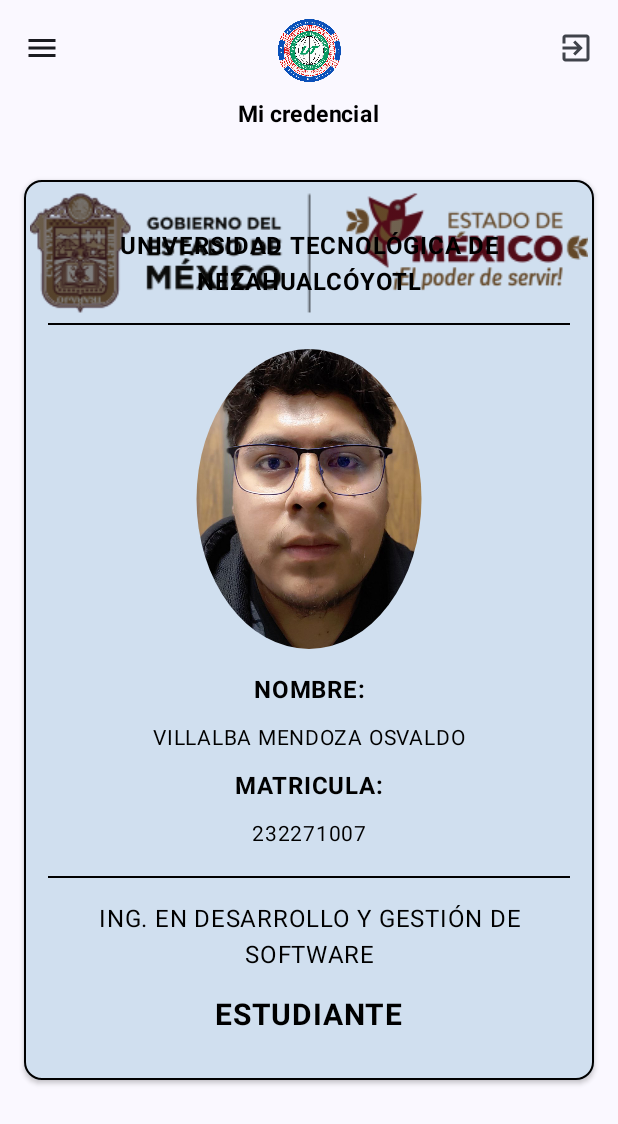
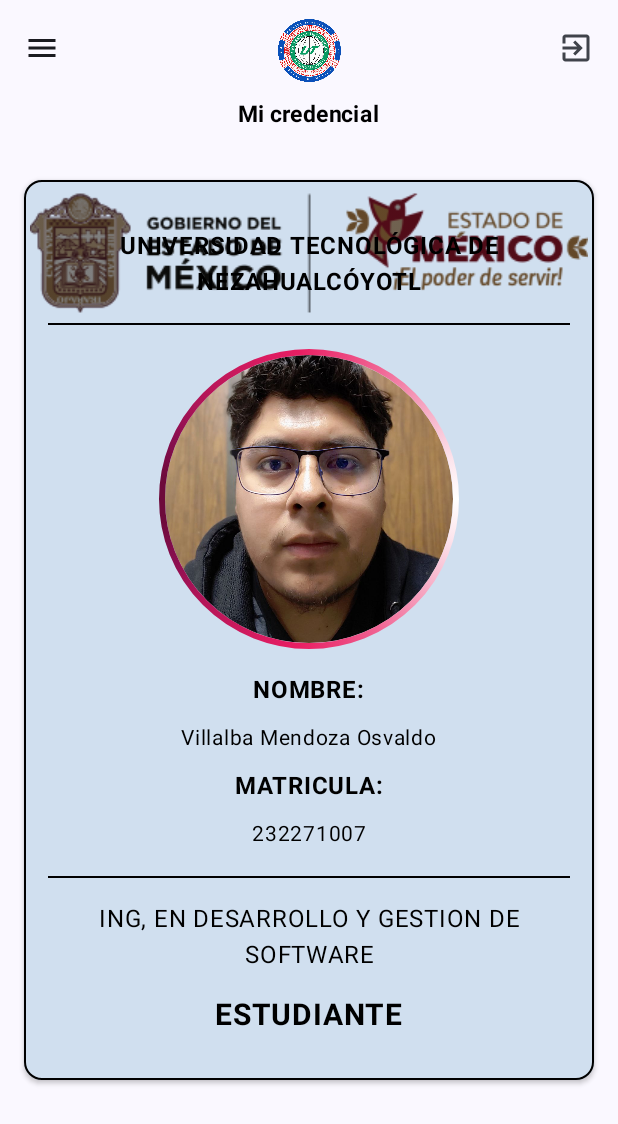
Before and after one commit to ValdoYKING/AccesIO_UTN, an Android app built with Jetpack Compose: the CredentialView screen opened through its navigation route, on a phone screen of 412 x 824 dp. Shown: the top 1124 px of the screen. Run offline under Robolectric (Android 15) with nearby library versions, the phone set to English and light mode, and no system bars.

Commit message:
Ajuste al patron de arquitectura MVVM

```diff
--- /dev/null
+++ b/app/src/main/java/com/pixelfusion/accesio_utn/model/CredentialModel.kt
@@ -0,0 +1,15 @@
+package com.pixelfusion.accesio_utn.model
+
+data class CredentialModel(
+    val nombre : String,
+    val matricula : String,
+    val tipoUser :String,
+    val carrera : String
+){
+    constructor(): this(
+        "Villalba Mendoza Osvaldo",
+        "232271007",
+        "ESTUDIANTE",
+        "ING, EN DESARROLLO Y GESTION DE SOFTWARE"
+    )
+}
--- a/app/src/main/java/com/pixelfusion/accesio_utn/navigation/AppNAvigation.kt
+++ b/app/src/main/java/com/pixelfusion/accesio_utn/navigation/AppNAvigation.kt
@@ -15,6 +15,7 @@
 import com.pixelfusion.accesio_utn.view.LegalScreen
 import com.pixelfusion.accesio_utn.view.LoginScreen
 import com.pixelfusion.accesio_utn.view.RegisterScreen
+import com.pixelfusion.accesio_utn.viewmodel.CredentialViewModel
 import com.pixelfusion.accesio_utn.viewmodel.FormRegisterViewModel
 import com.pixelfusion.accesio_utn.viewmodel.LoginViewModel
 
@@ -43,14 +44,15 @@
         composable("legal_screen") { LegalScreen(navController) }
         composable("image_cam_view") { ImageCamView(navController) }
         composable("form_register_view") {
-            val viewModelU: FormRegisterViewModel = viewModel();
+            val viewModelU: FormRegisterViewModel = viewModel()
             FormRegisterView(navController, viewModelU) }
         composable("image_user_view") { ImageUserView(navController) }
         composable("home_user_view"){
             HomeUserView(navController)
         }
         composable("credential_view") {
-            CredentialView(navController)
+            val viewModelC: CredentialViewModel = viewModel()
+            CredentialView(navController,viewModelC)
         }
     }
 }
--- a/app/src/main/java/com/pixelfusion/accesio_utn/view/CredentialView.kt
+++ b/app/src/main/java/com/pixelfusion/accesio_utn/view/CredentialView.kt
@@ -7,6 +7,7 @@
 import androidx.compose.foundation.BorderStroke
 import androidx.compose.foundation.Image
 import androidx.compose.foundation.background
+import androidx.compose.foundation.border
 import androidx.compose.foundation.clickable
 import androidx.compose.foundation.layout.Arrangement
 import androidx.compose.foundation.layout.Box
@@ -39,6 +40,7 @@
 import androidx.compose.material3.Scaffold
 import androidx.compose.material3.Text
 import androidx.compose.material3.TopAppBar
+import androidx.compose.material3.darkColorScheme
 import androidx.compose.material3.rememberDrawerState
 import androidx.compose.runtime.Composable
 import androidx.compose.runtime.LaunchedEffect
@@ -52,6 +54,7 @@
 import androidx.compose.ui.draw.BlurredEdgeTreatment
 import androidx.compose.ui.draw.blur
 import androidx.compose.ui.draw.clip
+import androidx.compose.ui.graphics.Brush
 import androidx.compose.ui.graphics.Color
 import androidx.compose.ui.graphics.ColorFilter
 import androidx.compose.ui.graphics.ColorMatrix
@@ -62,6 +65,8 @@
 import androidx.compose.ui.text.style.TextAlign
 import androidx.compose.ui.unit.dp
 import androidx.compose.ui.unit.sp
+import androidx.lifecycle.ViewModel
+import androidx.lifecycle.viewmodel.compose.viewModel
 import androidx.navigation.NavController
 import com.pixelfusion.accesio_utn.R
 import com.pixelfusion.accesio_utn.components.CardTittle
@@ -71,17 +76,19 @@
 import com.pixelfusion.accesio_utn.ui.theme.GreenUTN80
 import com.pixelfusion.accesio_utn.ui.theme.GuindaColor
 import com.pixelfusion.accesio_utn.ui.theme.WhiteColor
+import com.pixelfusion.accesio_utn.viewmodel.CredentialViewModel
 import kotlinx.coroutines.CoroutineScope
 import kotlinx.coroutines.launch
 
 @SuppressLint("UnusedMaterial3ScaffoldPaddingParameter")
 @Composable
-fun CredentialView(navController: NavController) {
+fun CredentialView(navController: NavController, viewModel: CredentialViewModel) {
     val drawerState = rememberDrawerState(DrawerValue.Closed)
     val scope = rememberCoroutineScope()
     var isFront by remember { mutableStateOf(true) }
     val rotation = remember { Animatable(0f) }
     val titleCard = if (isFront) "Mi credencial" else "Mi QR"
+    val dataC = viewModel.state
 
     LaunchedEffect(isFront) {
         rotation.animateTo(
@@ -138,7 +145,7 @@
                                     cameraDistance = 12f * density
                                 }
                         ) {
-                            ContenidoFrontalCard()
+                            ContenidoFrontalCard(viewModel)
                         }
                         Box(
                             modifier = Modifier
@@ -149,7 +156,7 @@
                                     cameraDistance = 12f * density
                                 }
                         ) {
-                            ContenidoTraseroCard()
+                            ContenidoTraseroCard(viewModel)
                         }
                     }
                     Spacer(modifier = Modifier.height(12.dp))
@@ -169,8 +176,50 @@
 
 
 @Composable
-fun ContenidoFrontalCard() {
+fun ContenidoFrontalCard(dataC:CredentialViewModel) {
     val backgroundPainter = painterResource(id = R.drawable.edomex02)
+    val rainbowColorsBrush = remember {
+        Brush.sweepGradient(
+            /*listOf(
+                Color(0xFF9575CD),
+                Color(0xFFBA68C8),
+                Color(0xFFE57373),
+                Color(0xFFFFB74D),
+                Color(0xFFFFF176),
+                Color(0xFFAED581),
+                Color(0xFF4DD0E1),
+                Color(0xFF9575CD)
+            )*/
+            listOf(
+                Color(0xFFFFFFFF),
+                Color(0xFFFCE4EC),
+                Color(0xFFF8BBD0),
+                Color(0xFFF48FB1),
+                Color(0xFFF06292),
+                Color(0xFFEC407A),
+                Color(0xFFE91E63),
+                Color(0xFFD81B60),
+                Color(0xFFC2185B),
+                Color(0xFFAD1457),
+                Color(0xFF880E4F),
+                Color(0xFF6D0A3B),
+                Color(0xFF6D0A3B),
+                Color(0xFF880E4F),
+                Color(0xFFAD1457),
+                Color(0xFFC2185B),
+                Color(0xFFD81B60),
+                Color(0xFFE91E63),
+                Color(0xFFEC407A),
+                Color(0xFFF06292),
+                Color(0xFFF48FB1),
+                Color(0xFFF8BBD0),
+                Color(0xFFFCE4EC),
+                Color(0xFFFFFFFF)
+            )
+
+        )
+    }
+    val borderWidth = 4.dp
 
     OutlinedCard(
         colors = CardDefaults.cardColors(
@@ -179,7 +228,8 @@
         border = BorderStroke(1.dp, Color.Black),        modifier = Modifier.fillMaxSize(),
         elevation = CardDefaults.cardElevation(defaultElevation = 2.dp)
     ) {
-        Box(modifier = Modifier.fillMaxSize()
+        Box(modifier = Modifier
+            .fillMaxSize()
             .background(WhiteColor)
         ) {
             Image(
@@ -213,7 +263,13 @@
                     contentScale = ContentScale.Crop,
                     modifier = Modifier
                         .size(200.dp)
-                        .clip(SquashedOval())
+                        //.clip(SquashedOval())
+                        .border(
+                            BorderStroke(borderWidth, rainbowColorsBrush),
+                            CircleShape
+                        )
+                        .padding(borderWidth)
+                        .clip(CircleShape)
                 )
                 Column(
                     horizontalAlignment = Alignment.CenterHorizontally,
@@ -225,8 +281,9 @@
                         fontWeight = FontWeight.Bold,
                         color = Color.Black
                     )
+                    //nombre completo
                     Text(
-                        text = "VILLALBA MENDOZA OSVALDO",
+                        text = dataC.state.nombre,
                         fontSize = 14.sp,
                         color = Color.Black
                     )
@@ -237,7 +294,7 @@
                         color = Color.Black
                     )
                     Text(
-                        text = "232271007",
+                        text = dataC.state.matricula,
                         fontSize = 14.sp,
                         color = Color.Black
                     )
@@ -249,13 +306,13 @@
                 )
                 // Carrera - ocupacion
                 Text(
-                    text = "ING. EN DESARROLLO Y GESTIÓN DE SOFTWARE",
+                    text = dataC.state.carrera,
                     fontSize = 16.sp,
                     textAlign = TextAlign.Center,
                     color = Color.Black
                 )
                 Text(
-                    text = "ESTUDIANTE",
+                    text = dataC.state.tipoUser,
                     fontSize = 20.sp,
                     fontWeight = FontWeight.Bold,
                     color = Color.Black,
@@ -267,7 +324,7 @@
 
 
 @Composable
-fun ContenidoTraseroCard() {
+fun ContenidoTraseroCard(dataC: CredentialViewModel) {
     val backgroundPainter = painterResource(id = R.drawable.edomex02)
 
     OutlinedCard(
@@ -283,7 +340,8 @@
         elevation = CardDefaults.cardElevation(defaultElevation = 2.dp)
     ) {
         Box(
-            modifier = Modifier.fillMaxSize()
+            modifier = Modifier
+                .fillMaxSize()
                 .background(WhiteColor)
         ) {
             Image(
@@ -345,13 +403,13 @@
                     modifier = Modifier.fillMaxWidth()
                 )
                 Text(
-                    text = "ING. EN DESARROLLO Y GESTIÓN DE SOFTWARE",
+                    text = dataC.state.carrera,
                     fontSize = 16.sp,
                     textAlign = TextAlign.Center,
                     color = Color.Black
                 )
                 Text(
-                    text = "ESTUDIANTE",
+                    text = dataC.state.tipoUser,
                     fontSize = 20.sp,
                     fontWeight = FontWeight.Bold,
                     color = Color.Black,
--- /dev/null
+++ b/app/src/main/java/com/pixelfusion/accesio_utn/viewmodel/CredentialViewModel.kt
@@ -0,0 +1,23 @@
+package com.pixelfusion.accesio_utn.viewmodel
+
+import androidx.compose.runtime.getValue
+import androidx.compose.runtime.mutableStateOf
+import androidx.compose.runtime.setValue
+import androidx.lifecycle.ViewModel
+import com.pixelfusion.accesio_utn.model.CredentialModel
+import com.pixelfusion.accesio_utn.model.UsuarioData
+
+class CredentialViewModel:ViewModel() {
+    var state by mutableStateOf(CredentialModel())
+        private set
+
+    fun onValue(value:String, key:String){
+        when(key){
+            "nombre"-> state = state.copy(nombre = value)
+            "matricula"-> state = state.copy(matricula = value)
+            "tipouser"-> state = state.copy(tipoUser = value)
+            "carrera"-> state = state.copy(carrera = value)
+        }
+    }
+
+}
```
